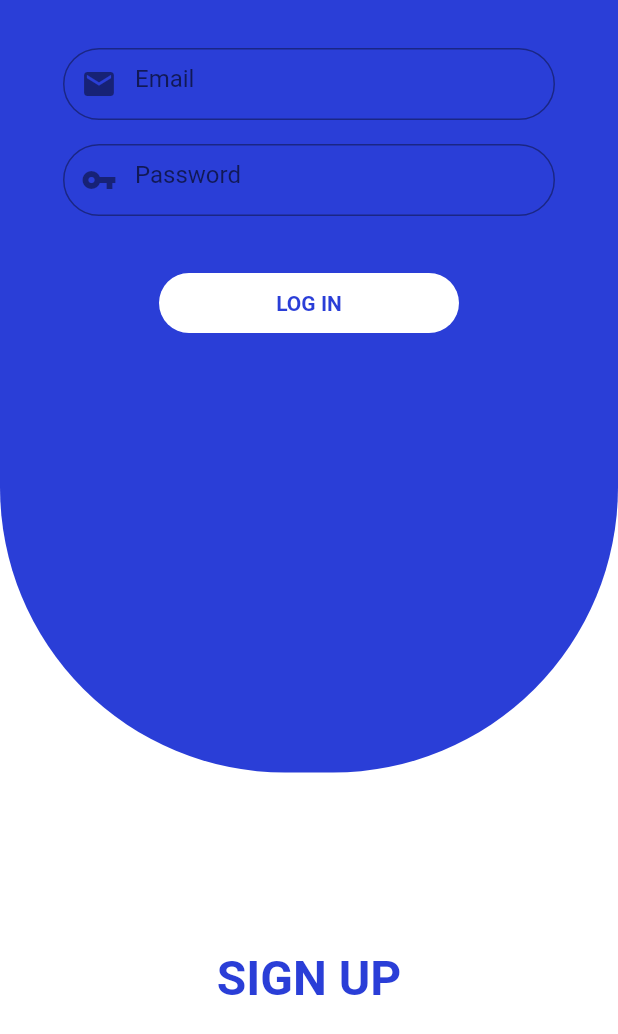
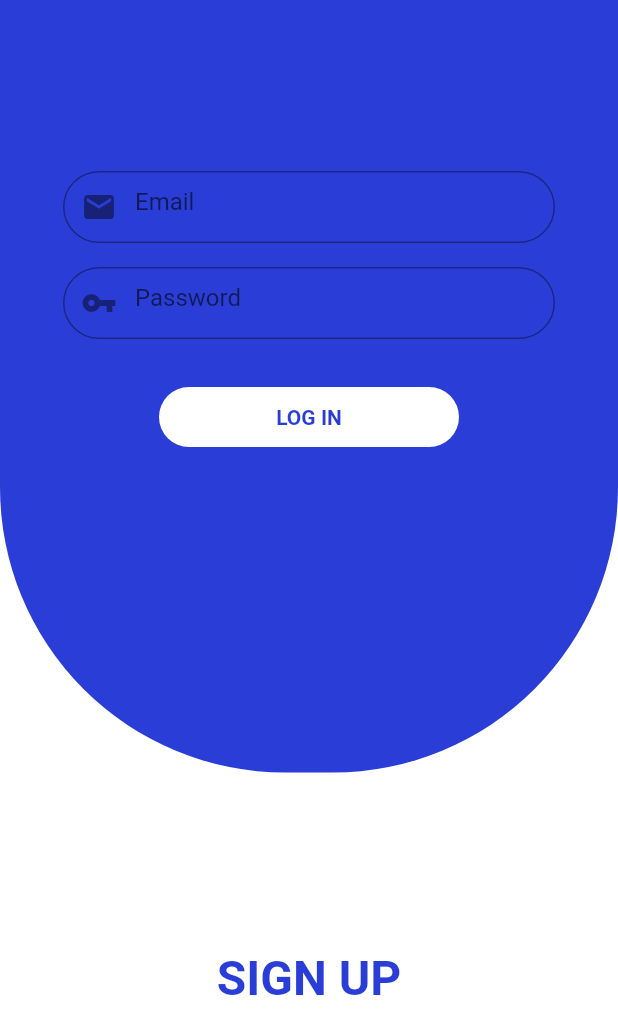
Before and after one commit to mariogeorgiev101/flutter_challenge, a Flutter app: the screen it shows after launch, on a phone screen of 412 x 824 dp. Shown: the top 1034 px of the screen. Run offline on Flutter 3.47's test engine with Material 2 defaults, Android fonts, the phone set to English and light mode, and no system bars.

Commit message:
Sliding login challenge done

```diff
--- a/lib/sliding_login.dart
+++ b/lib/sliding_login.dart
@@ -26,7 +26,7 @@ class HomePageState extends State<HomePage>
   Animation<double> loginSize;
   AnimationController loginController;
   AnimatedOpacity opacityAnimation;
-  Duration animationDuration = Duration(milliseconds: 250);
+  Duration animationDuration = Duration(milliseconds: 270);
 
   @override
   void initState() {
@@ -57,29 +57,53 @@ class HomePageState extends State<HomePage>
           borderRadius: BorderRadius.only(
               bottomLeft: Radius.circular(190),
               bottomRight: Radius.circular(190))),
+      child: Align(
+        alignment: Alignment.bottomCenter,
+        child: AnimatedOpacity(
+          opacity: loginController.value,
+          duration: animationDuration,
+          child: GestureDetector(
+            onTap: isLogin ? null : () {
+              loginController.reverse();
+
+              setState(() {
+                isLogin = !isLogin;
+              });
+            },
+            child: Container(
+              child: Text(
+                'LOG IN'.toUpperCase(),
+                style: TextStyle(
+                    fontSize: 32,
+                    fontWeight: FontWeight.bold,
+                    color: Colors.white),
+              ),
+            ),
+          ),
+        ),
+      ),
     );
   }
 
-  Widget _buildLoginWidgetsx() {
+  Widget _buildLoginComponents() {
     return Column(
+      mainAxisSize: MainAxisSize.min,
       children: <Widget>[
-          AnimatedOpacity(
-            opacity: !isLogin ? 0.0 : 1.0,
-            duration: animationDuration,
+        Visibility(
+          visible: isLogin,
           child: Padding(
-              padding: const EdgeInsets.only(left: 42, right: 42, top: 32),
+            padding: const EdgeInsets.only(left: 42, right: 42),
             child: Column(
-                mainAxisSize: MainAxisSize.min,
               children: <Widget>[
                 TextField(
                   style: TextStyle(color: Colors.white, height: 0.5),
                   decoration: InputDecoration(
-                        prefixIcon: Icon(
-                          Icons.email,
-                        ),
+                      prefixIcon: Icon(Icons.email),
                       hintText: 'Email',
                       border: OutlineInputBorder(
-                            borderRadius: BorderRadius.all(Radius.circular(32)))),
+                          borderRadius: BorderRadius.all(Radius.circular(32))
+                      )
+                  ),
                 ),
                 Padding(
                   padding: const EdgeInsets.only(top: 16),
@@ -93,42 +117,10 @@ class HomePageState extends State<HomePage>
                                 Radius.circular(32)))),
                   ),
                 ),
-
-                ],
-              ),
-            ),
-          ),
-
-          Align(
-            alignment: Alignment.bottomCenter,
-            child: AnimatedOpacity(
-              opacity: isLogin ? 0.0 : 1.0,
-              duration: animationDuration,
-              child: GestureDetector(
-                onTap: () {
-                  loginController.reverse();
-
-                  setState(() {
-                    isLogin = !isLogin;
-                  });
-                },
-                child: Text(
-                  'LOG IN'.toUpperCase(),
-                  style: TextStyle(
-                      fontSize: 32,
-                      fontWeight: FontWeight.bold,
-                      color: Colors.white),
-                ),
-              ),
-            ),
-          ),
-          Align(
-              alignment: Alignment.bottomCenter,
-              child: Visibility(
-                visible: isLogin,
-                child: Container(
+                Container(
                   width: 200,
                   height: 40,
+                  margin: EdgeInsets.only(top: 32),
                   decoration: BoxDecoration(
                       color: Colors.white,
                       borderRadius: BorderRadius.all(Radius.circular(50))
@@ -141,14 +133,17 @@ class HomePageState extends State<HomePage>
                       ),
                     ),
                   ),
+                )
+              ],
             ),
           ),
         ),
+
       ],
     );
   }
 
-  Widget _buildRegisterWidgets() {
+  Widget _buildRegistercomponents() {
     return Padding(
       padding: EdgeInsets.only(
         left: 42,
@@ -199,16 +194,24 @@ class HomePageState extends State<HomePage>
                     borderRadius: BorderRadius.all(Radius.circular(32)))),
           ),
           Padding(
-            padding: const EdgeInsets.only(top: 32),
-            child: MaterialButton(
-              minWidth: 200,
+            padding: const EdgeInsets.only(top: 24),
+            child: Container(
+              width: 200,
+              height: 40,
+              margin: EdgeInsets.only(top: 32),
+              decoration: BoxDecoration(
                   color: Color(0XFF2a3ed7),
-              onPressed: () {},
+                  borderRadius: BorderRadius.all(Radius.circular(50))
+              ),
+              child: Center(
                 child: Text(
                   'SIGN UP',
-                style: TextStyle(color: Colors.white),
+                  style: TextStyle(color: Colors.white,
+                      fontWeight: FontWeight.bold
                   ),
                 ),
+              ),
+    ) ,
           )
         ],
       ),
@@ -231,12 +234,13 @@ class HomePageState extends State<HomePage>
             child: AnimatedOpacity(
               opacity: isLogin ? 0.0 : 1.0,
               duration: animationDuration,
-                child: Container(child: _buildRegisterWidgets()),
+                child: Container(child: _buildRegistercomponents()),
             ),
           ),
           Align(
             alignment: Alignment.bottomCenter,
             child: Container(
+              color: isLogin && !loginController.isAnimating ? Colors.white : Colors.transparent,
               width: MediaQuery.of(context).size.width,
               height: _defaultLoginSize/1.5,
               child: Visibility(
@@ -272,8 +276,8 @@ class HomePageState extends State<HomePage>
             alignment: Alignment.topCenter,
               child: Container(
                 width: MediaQuery.of(context).size.width,
-                height: loginSize.value,
-                  child: Center(child: _buildLoginWidgetsx()),
+                height: MediaQuery.of(context).size.height/2,
+                  child: Center(child: _buildLoginComponents()),
               )
           )
         ],
```
Lines whose indentation alone changed are shown as unchanged.
